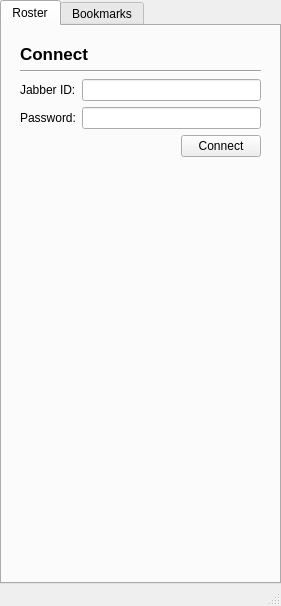
This is widgets/mainWindow.ui in xmpp-graveyard/jabbim as Qt 5 draws it before an edit. The edited form follows.
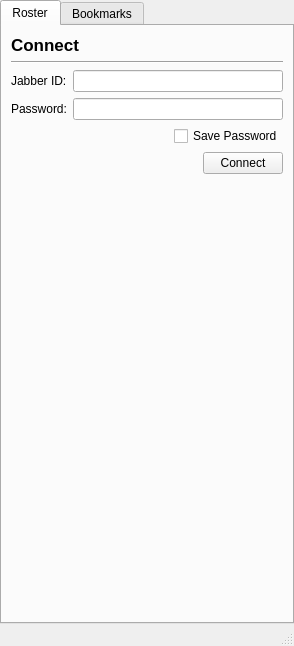
This is the edited form. The open tabs and pages were chosen to show the change.

Commit message: save password checkbox

What changed in the file:
```diff
--- a/widgets/mainWindow.ui
+++ b/widgets/mainWindow.ui
@@ -5,8 +5,8 @@
    <rect>
     <x>0</x>
     <y>0</y>
-    <width>281</width>
-    <height>606</height>
+    <width>294</width>
+    <height>646</height>
    </rect>
   </property>
   <property name="windowTitle" >
@@ -18,7 +18,7 @@
      <number>0</number>
     </property>
     <property name="spacing" >
-     <number>6</number>
+     <number>0</number>
     </property>
     <item row="0" column="0" >
      <widget class="QTabWidget" name="tabWidget" >
@@ -29,14 +29,14 @@
        <attribute name="title" >
         <string>Roster</string>
        </attribute>
-       <layout class="QVBoxLayout" >
+       <layout class="QGridLayout" >
         <property name="margin" >
-         <number>9</number>
+         <number>0</number>
         </property>
         <property name="spacing" >
-         <number>6</number>
+         <number>0</number>
         </property>
-        <item>
+        <item row="0" column="0" >
          <widget class="QStackedWidget" name="rosterStackedWidget" >
           <property name="currentIndex" >
            <number>1</number>
@@ -64,33 +64,37 @@
                 </property>
                 <property name="sizeHint" >
                  <size>
-                  <width>151</width>
+                  <width>121</width>
                   <height>20</height>
                  </size>
                 </property>
                </spacer>
               </item>
               <item>
-               <widget class="QPushButton" name="login_connect" >
+               <widget class="QCheckBox" name="login_savePassword" >
                 <property name="text" >
-                 <string>Connect</string>
+                 <string>Save Password</string>
                 </property>
                </widget>
               </item>
              </layout>
             </item>
-            <item row="4" column="0" >
-             <spacer>
+            <item row="0" column="0" >
+             <widget class="QLabel" name="label_3" >
+              <property name="text" >
+               <string>&lt;html>&lt;head>&lt;meta name="qrichtext" content="1" />&lt;style type="text/css">
+p, li { white-space: pre-wrap; }
+&lt;/style>&lt;/head>&lt;body style=" font-family:'Sans Serif'; font-size:9pt; font-weight:400; font-style:normal; text-decoration:none;">
+&lt;p style=" margin-top:0px; margin-bottom:0px; margin-left:0px; margin-right:0px; -qt-block-indent:0; text-indent:0px;">&lt;span style=" font-size:13pt; font-weight:600;">Connect&lt;/span>&lt;/p>&lt;/body>&lt;/html></string>
+              </property>
+             </widget>
+            </item>
+            <item row="1" column="0" >
+             <widget class="Line" name="line" >
               <property name="orientation" >
-               <enum>Qt::Vertical</enum>
+               <enum>Qt::Horizontal</enum>
               </property>
-              <property name="sizeHint" >
-               <size>
-                <width>20</width>
-                <height>331</height>
-               </size>
-              </property>
-             </spacer>
+             </widget>
             </item>
             <item row="2" column="0" >
              <layout class="QHBoxLayout" >
@@ -146,22 +150,48 @@
               </item>
              </layout>
             </item>
-            <item row="1" column="0" >
-             <widget class="Line" name="line" >
+            <item row="5" column="0" >
+             <spacer>
               <property name="orientation" >
-               <enum>Qt::Horizontal</enum>
+               <enum>Qt::Vertical</enum>
               </property>
-             </widget>
+              <property name="sizeHint" >
+               <size>
+                <width>20</width>
+                <height>331</height>
+               </size>
+              </property>
+             </spacer>
             </item>
-            <item row="0" column="0" >
-             <widget class="QLabel" name="label_3" >
-              <property name="text" >
-               <string>&lt;html>&lt;head>&lt;meta name="qrichtext" content="1" />&lt;style type="text/css">
-p, li { white-space: pre-wrap; }
-&lt;/style>&lt;/head>&lt;body style=" font-family:'Sans Serif'; font-size:9pt; font-weight:400; font-style:normal; text-decoration:none;">
-&lt;p style=" margin-top:0px; margin-bottom:0px; margin-left:0px; margin-right:0px; -qt-block-indent:0; text-indent:0px;">&lt;span style=" font-size:13pt; font-weight:600;">Connect&lt;/span>&lt;/p>&lt;/body>&lt;/html></string>
+            <item row="4" column="0" >
+             <layout class="QHBoxLayout" >
+              <property name="margin" >
+               <number>0</number>
               </property>
-             </widget>
+              <property name="spacing" >
+               <number>6</number>
+              </property>
+              <item>
+               <spacer>
+                <property name="orientation" >
+                 <enum>Qt::Horizontal</enum>
+                </property>
+                <property name="sizeHint" >
+                 <size>
+                  <width>151</width>
+                  <height>20</height>
+                 </size>
+                </property>
+               </spacer>
+              </item>
+              <item>
+               <widget class="QPushButton" name="login_connect" >
+                <property name="text" >
+                 <string>Connect</string>
+                </property>
+               </widget>
+              </item>
+             </layout>
             </item>
            </layout>
           </widget>
```
Left out of the diff: 4 changed lines with no effect on the pictures. The commit also changes 2 other files.
